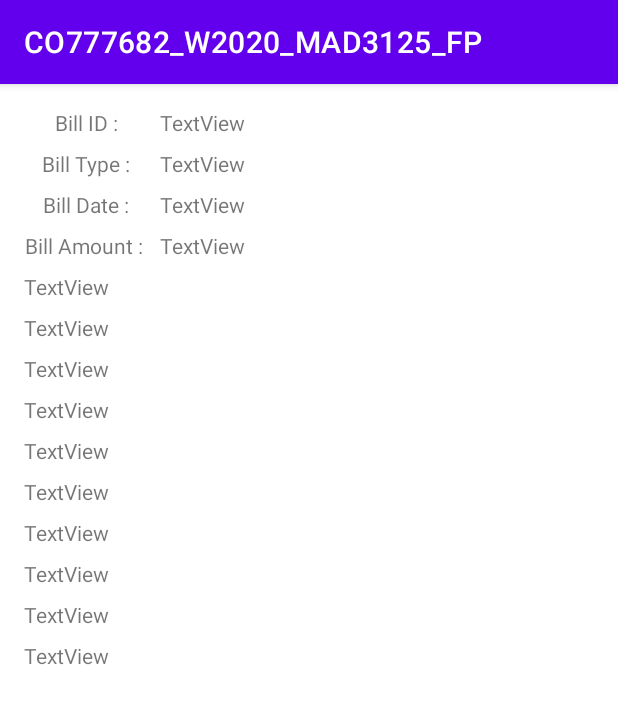
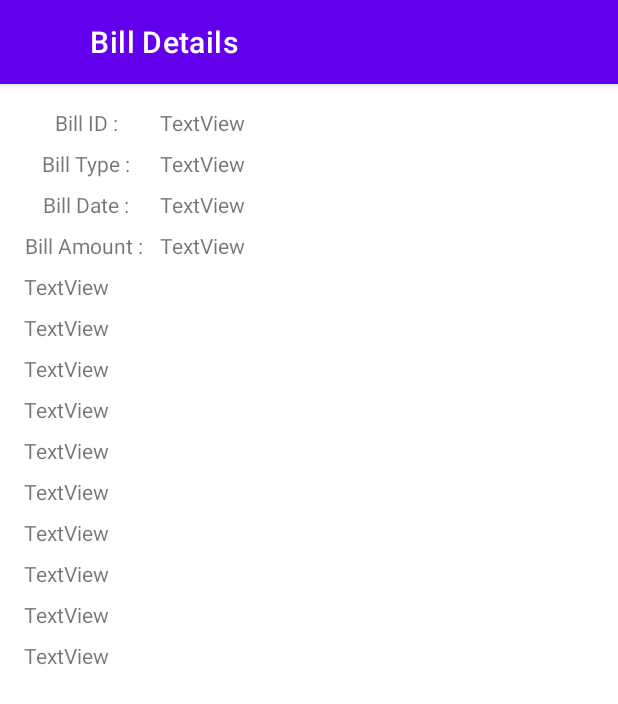
Before and after one commit to kamal777682/CO777682_W2020_MAD3125_FP, an Android app: the BillSummaryActivity screen opened directly, with no data from a screen before it, on a phone screen of 412 x 824 dp. Shown: the top 704 px of the screen. Run offline under Robolectric (Android 15) with nearby library versions, the phone set to English and light mode, and no system bars.

Commit message:
[kamal]  title

```diff
--- a/app/src/main/java/com/kamal/co777682_w2020_mad3125_fp/UI/BillSummaryActivity.java
+++ b/app/src/main/java/com/kamal/co777682_w2020_mad3125_fp/UI/BillSummaryActivity.java
@@ -1,5 +1,6 @@
 package com.kamal.co777682_w2020_mad3125_fp.UI;
 
+import androidx.appcompat.app.ActionBar;
 import androidx.appcompat.app.AppCompatActivity;
 
 import android.os.Bundle;
@@ -26,5 +27,8 @@ public class BillSummaryActivity extends AppCompatActivity {
     protected void onCreate(Bundle savedInstanceState) {
         super.onCreate(savedInstanceState);
         setContentView(R.layout.activity_bill_summary);
+
+        ActionBar ab = getSupportActionBar();
+        ab.setTitle("         Bill Details      ");
     }
 }
```
